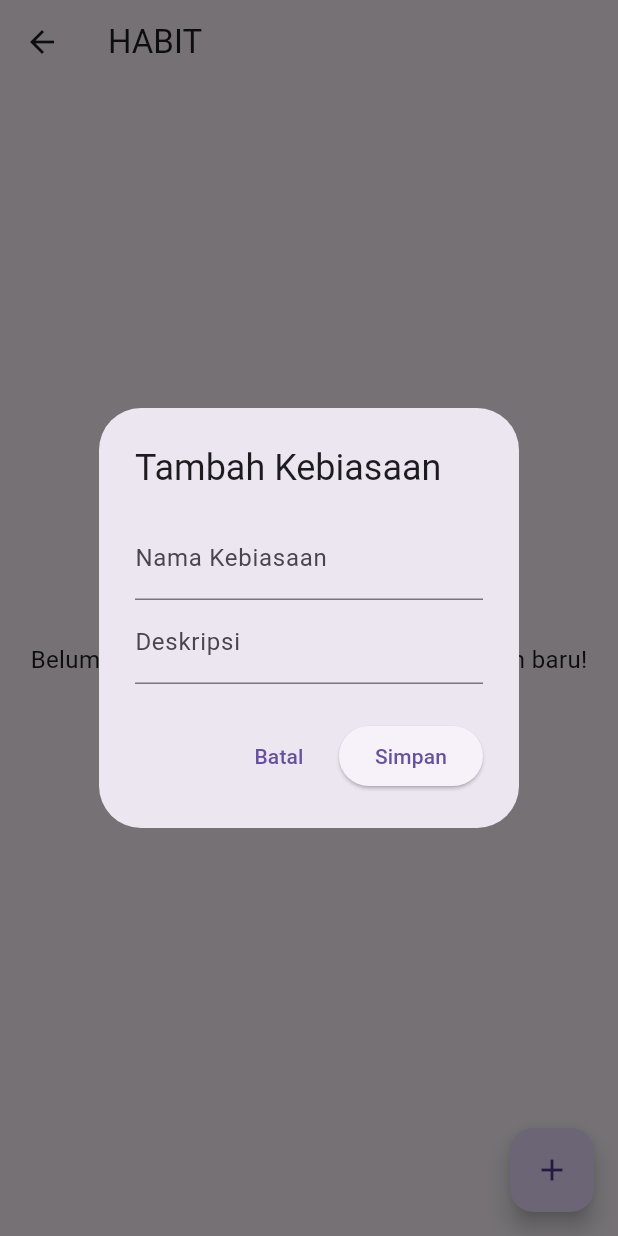
After one commit to anggunn03/habit, a Flutter app: the HomePage screen opened by its route, after a tap on the "add" icon, on a phone screen of 412 x 824 dp. The commit adds this screen. Run offline on Flutter 3.47's test engine with Material 3 defaults, Android fonts, the phone set to English and light mode, and no system bars; our stand-ins replace supabase_flutter; accounts and stored records are empty.

Commit message:
habit edit page

```diff
--- a/lib/main.dart
+++ b/lib/main.dart
@@ -2,7 +2,7 @@ import 'package:flutter/material.dart';
 import 'package:supabase_flutter/supabase_flutter.dart';
 import 'package:habit/page/login_page.dart';
 import 'package:habit/page/habit_tracker_page.dart';
-
+import 'package:habit/page/home_page.dart';
 Future<void> main() async {
   await Supabase.initialize(url: 'https://zyjcucjmurzhnxdrzcbt.supabase.co', anonKey: 'eyJhbGciOiJIUzI1NiIsInR5cCI6IkpXVCJ9.eyJpc3MiOiJzdXBhYmFzZSIsInJlZiI6Inp5amN1Y2ptdXJ6aG54ZHJ6Y2J0Iiwicm9sZSI6ImFub24iLCJpYXQiOjE3NDUyMTk5NTIsImV4cCI6MjA2MDc5NTk1Mn0.s-NdEi8KuQ3wmFXFElSL69yCeQFGFF2goSKGb5ty4EU');
   runApp(const MainApp());
@@ -19,7 +19,7 @@ class MainApp extends StatelessWidget {
       routes: {
         '/login': (context) => const LoginPage(),
         '/habit_tracker': (context) => const HabitTrackerPage(),
-
+        '/home_page': (context) => const HomePage(),
       },
     );
   }
--- /dev/null
+++ b/lib/page/home_page.dart
@@ -0,0 +1,104 @@
+import 'package:flutter/material.dart';
+
+class HomePage extends StatefulWidget {
+  const HomePage({super.key});
+
+  @override
+  State<HomePage> createState() => _HomePageState();
+}
+
+class _HomePageState extends State<HomePage> {
+  final TextEditingController _nameController = TextEditingController();
+  final TextEditingController _descController = TextEditingController();
+  final List<Map<String, String>> _habits = []; // Daftar kebiasaan
+
+  void _addHabit() {
+    final name = _nameController.text.trim();
+    final desc = _descController.text.trim();
+
+    if (name.isNotEmpty) {
+      setState(() {
+        _habits.add({'name': name, 'description': desc});
+      });
+      _nameController.clear();
+      _descController.clear();
+      Navigator.pop(context); // Tutup dialog
+    }
+  }
+
+  @override
+  void dispose() {
+    _nameController.dispose();
+    _descController.dispose();
+    super.dispose();
+  }
+
+  @override
+  Widget build(BuildContext context) {
+    return Scaffold(
+      appBar: AppBar(
+        title: const Text('HABIT'),
+      ),
+      body: _habits.isEmpty
+          ? const Center(
+              child: Text(
+                'Belum ada kebiasaan. Tambahkan kebiasaan baru!',
+                style: TextStyle(fontSize: 16),
+              ),
+            )
+          : ListView.builder(
+              itemCount: _habits.length,
+              itemBuilder: (context, index) {
+                final habit = _habits[index];
+                return Card(
+                  margin: const EdgeInsets.symmetric(horizontal: 12, vertical: 6),
+                  child: ListTile(
+                    title: Text(habit['name'] ?? 'No Name'),
+                    subtitle: Text(habit['description'] ?? 'No Description'),
+                    trailing: IconButton(
+                      icon: const Icon(Icons.delete, color: Colors.red),
+                      onPressed: () {
+                        setState(() {
+                          _habits.removeAt(index); // Hapus kebiasaan
+                        });
+                      },
+                    ),
+                  ),
+                );
+              },
+            ),
+      floatingActionButton: FloatingActionButton(
+        onPressed: () => showDialog(
+          context: context,
+          builder: (context) => AlertDialog(
+            title: const Text('Tambah Kebiasaan'),
+            content: Column(
+              mainAxisSize: MainAxisSize.min,
+              children: [
+                TextField(
+                  controller: _nameController,
+                  decoration: const InputDecoration(labelText: 'Nama Kebiasaan'),
+                ),
+                TextField(
+                  controller: _descController,
+                  decoration: const InputDecoration(labelText: 'Deskripsi'),
+                ),
+              ],
+            ),
+            actions: [
+              TextButton(
+                onPressed: () => Navigator.pop(context),
+                child: const Text('Batal'),
+              ),
+              ElevatedButton(
+                onPressed: _addHabit,
+                child: const Text('Simpan'),
+              ),
+            ],
+          ),
+        ),
+        child: const Icon(Icons.add),
+      ),
+    );
+  }
+}
```
